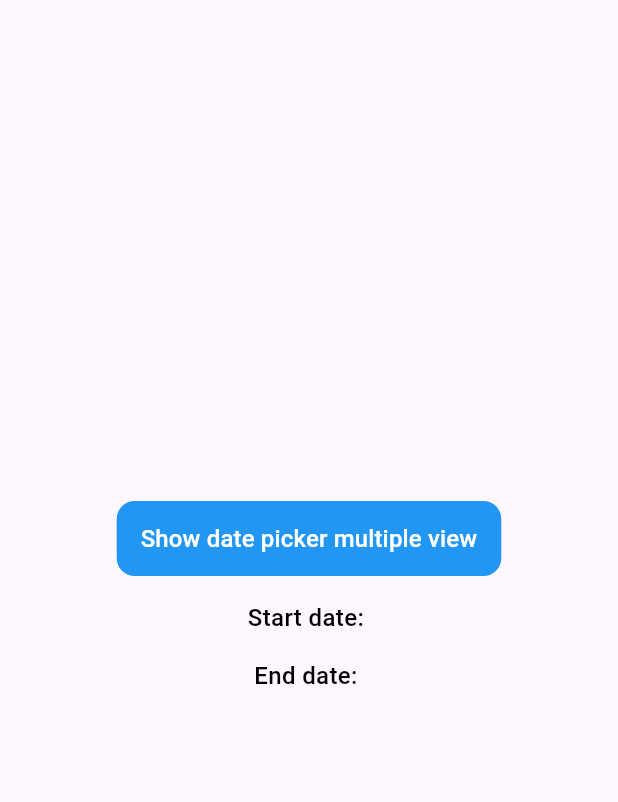
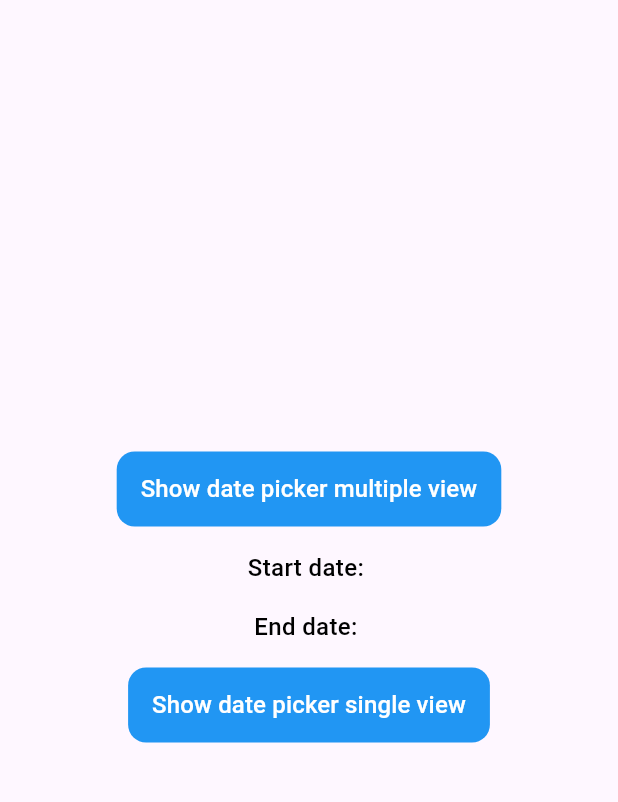
Before and after one commit to linagora/flutter-date-range-picker, a Flutter app: the screen it shows after launch, on a phone screen of 412 x 824 dp, the part 63-865 px from its top. Run offline on Flutter 3.47's test engine with Material 3 defaults, Android fonts, the phone set to English and light mode, and no system bars; our stand-ins replace flutter_svg, syncfusion_flutter_datepicker; missing offline and left inert: debounce_throttle, pattern_formatter, pointer_interceptor.

```diff
--- a/example/lib/main.dart
+++ b/example/lib/main.dart
@@ -79,7 +79,23 @@ class _SampleDatePickerState extends State<SampleDatePicker> {
                     fontWeight: FontWeight.w500,
                     color: Colors.black,
                     fontSize: 16),
-              )
+              ),
+              const SizedBox(height: 16),
+              WrapTextButton('Show date picker single view',
+                  height: 50,
+                  backgroundColor: Colors.blue,
+                  padding:
+                      const EdgeInsets.symmetric(horizontal: 16, vertical: 10),
+                  textStyle: const TextStyle(
+                      fontWeight: FontWeight.w500,
+                      color: Colors.white,
+                      fontSize: 16),
+                  onTap: () {
+                    MaterialDateRangePickerDialog.showDatePicker(
+                      context,
+                      selectDateActionCallback: (date) {}
+                    );
+                  }),
             ]),
       ),
     );
```
Also changed, not shown: lib/material_date_range_picker_dialog.dart (+28 -14 lines).
